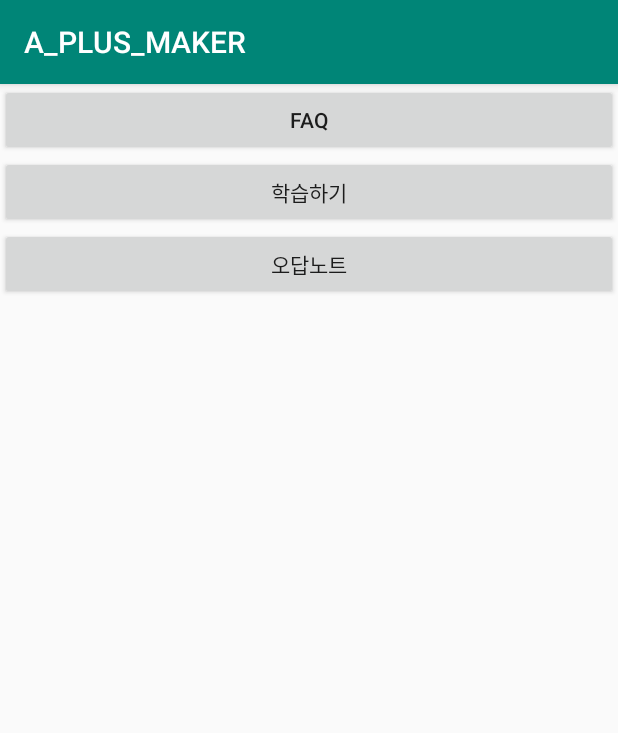
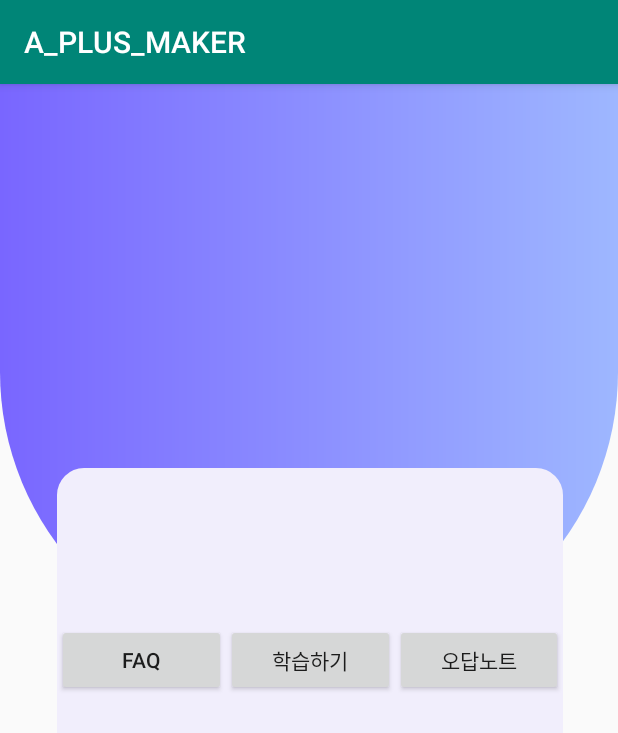
Before and after one commit to yunjaena/A-plus-maker, an Android app: the screen it shows after launch (MainActivity), on a phone screen of 412 x 824 dp. Shown: the top 733 px of the screen. Run offline under Robolectric (Android 15) with nearby library versions, the phone set to English and light mode, and no system bars.

Commit message:
Add gradient

```diff
--- a/aplusmaker/app/src/main/java/com/koreatehc/a_plus_maker/MainActivity.java
+++ b/aplusmaker/app/src/main/java/com/koreatehc/a_plus_maker/MainActivity.java
@@ -16,6 +16,7 @@ public class MainActivity extends AppCompatActivity {
     protected void onCreate(Bundle savedInstanceState) {
         super.onCreate(savedInstanceState);
         setContentView(R.layout.activity_main);
+        init();
     }
     public void init(){
         faqButton = (Button)findViewById(R.id.faq);
--- /dev/null
+++ b/aplusmaker/app/src/main/res/drawable/bg_rect_deep_violet_gradient.xml
@@ -0,0 +1,10 @@
+<?xml version="1.0" encoding="utf-8"?>
+<shape xmlns:android="http://schemas.android.com/apk/res/android"
+    android:shape="rectangle">
+
+    <gradient
+        android:endColor="@color/light_blue"
+        android:startColor="@color/deep_violet"
+        />
+
+</shape>
--- /dev/null
+++ b/aplusmaker/app/src/main/res/drawable/bg_rect_light_blue_radius_18.xml
@@ -0,0 +1,9 @@
+<?xml version="1.0" encoding="utf-8"?>
+<shape xmlns:android="http://schemas.android.com/apk/res/android"
+    android:shape="rectangle">
+    <corners
+        android:radius="18dp" />
+    <solid
+        android:color="@color/light_violet"/>
+
+</shape>
--- /dev/null
+++ b/aplusmaker/app/src/main/res/drawable/bg_triangle_deep_violet_gradient.xml
@@ -0,0 +1,18 @@
+<?xml version="1.0" encoding="utf-8"?>
+<layer-list xmlns:android="http://schemas.android.com/apk/res/android" >
+    <item>
+        <rotate
+            android:fromDegrees="30"
+            android:toDegrees="45"
+            android:pivotX="0%"
+            android:pivotY="100%" >
+            <shape
+                android:shape="rectangle" >
+                <gradient
+                    android:endColor="@color/violet"
+                    android:startColor="@color/light_blue"
+                    />
+            </shape>
+        </rotate>
+    </item>
+</layer-list>
--- /dev/null
+++ b/aplusmaker/app/src/main/res/drawable/bg_triangle_light_blue_gradient.xml
@@ -0,0 +1,14 @@
+<?xml version="1.0" encoding="utf-8"?>
+<shape xmlns:android="http://schemas.android.com/apk/res/android"
+    android:shape="rectangle">
+    <corners
+        android:radius="18dp"
+        android:bottomLeftRadius="200dp"
+        android:bottomRightRadius="200dp"
+        android:topLeftRadius="0dp"
+        android:topRightRadius="0dp"/>
+    <gradient
+        android:endColor="@color/light_blue"
+        android:startColor="@color/deep_violet"
+        />
+</shape>
--- a/aplusmaker/app/src/main/res/layout/activity_main.xml
+++ b/aplusmaker/app/src/main/res/layout/activity_main.xml
@@ -1,5 +1,5 @@
 <?xml version="1.0" encoding="utf-8"?>
-<LinearLayout xmlns:android="http://schemas.android.com/apk/res/android"
+<FrameLayout xmlns:android="http://schemas.android.com/apk/res/android"
     xmlns:app="http://schemas.android.com/apk/res-auto"
     xmlns:tools="http://schemas.android.com/tools"
     android:layout_width="match_parent"
@@ -7,11 +7,81 @@
     android:orientation="vertical"
     tools:context=".MainActivity">
 
+    <LinearLayout
+        android:layout_width="match_parent"
+        android:layout_height="match_parent"
+        android:orientation="vertical">
+
+        <LinearLayout
+            android:layout_width="match_parent"
+            android:layout_height="match_parent"
+            android:layout_weight="1"
+            android:background="@drawable/bg_rect_deep_violet_gradient">
+
+
+        </LinearLayout>
+
+        <LinearLayout
+            android:layout_width="match_parent"
+            android:layout_height="match_parent"
+            android:layout_weight="1"
+            android:background="@drawable/bg_triangle_light_blue_gradient"
+            android:orientation="horizontal">
+
+
+        </LinearLayout>
+
+        <LinearLayout
+            android:layout_width="match_parent"
+            android:layout_height="match_parent"
+            android:layout_weight="1">
+
+        </LinearLayout>
+
+        <LinearLayout
+            android:layout_width="match_parent"
+            android:layout_height="match_parent"
+            android:layout_weight="1"
+            android:orientation="horizontal">
+        </LinearLayout>
+    </LinearLayout>
+    <FrameLayout
+        android:layout_width="match_parent"
+        android:layout_height="match_parent">
+        <LinearLayout
+            android:layout_width="match_parent"
+            android:layout_height="match_parent"
+            android:orientation="vertical">
+            <LinearLayout
+                android:layout_width="match_parent"
+                android:layout_height="match_parent"
+                android:layout_weight="1">
+
+            </LinearLayout>
+            <LinearLayout
+                android:layout_width="match_parent"
+                android:layout_height="match_parent"
+                android:orientation="horizontal"
+                android:layout_weight="1">
+                <LinearLayout
+                    android:layout_width="match_parent"
+                    android:layout_height="match_parent"
+                    android:layout_weight="5">
+
+                </LinearLayout>
+                <LinearLayout
+                    android:layout_width="match_parent"
+                    android:layout_height="match_parent"
+                    android:orientation="horizontal"
+                    android:background="@drawable/bg_rect_light_blue_radius_18"
+                    android:layout_weight="1">
                     <Button
                         android:id="@+id/faq"
                         android:layout_width="match_parent"
                         android:layout_height="wrap_content"
                         android:onClick="onClickFAQButton"
+                        android:layout_gravity="center"
+                        android:layout_weight="1"
                         android:text="FAQ" />
 
                     <Button
@@ -19,6 +89,8 @@
                         android:layout_width="match_parent"
                         android:layout_height="wrap_content"
                         android:onClick="onClickStudyButton"
+                        android:layout_gravity="center"
+                        android:layout_weight="1"
                         android:text="학습하기" />
 
                     <Button
@@ -26,5 +98,25 @@
                         android:layout_width="match_parent"
                         android:layout_height="wrap_content"
                         android:onClick="onClickCheatButton"
+                        android:layout_gravity="center"
+                        android:layout_weight="1"
                         android:text="오답노트" />
+
                 </LinearLayout>
+                <LinearLayout
+                    android:layout_width="match_parent"
+                    android:layout_height="match_parent"
+                    android:layout_weight="5">
+
+                </LinearLayout>
+
+            </LinearLayout>
+            <LinearLayout
+                android:layout_width="match_parent"
+                android:layout_height="match_parent"
+                android:layout_weight="1">
+
+            </LinearLayout>
+        </LinearLayout>
+    </FrameLayout>
+</FrameLayout>
--- a/aplusmaker/app/src/main/res/values/styles.xml
+++ b/aplusmaker/app/src/main/res/values/styles.xml
@@ -8,4 +8,11 @@
         <item name="colorAccent">@color/colorAccent</item>
     </style>
 
+    <style name="Theme.HomeScreen" parent="android:Theme.Holo.NoActionBar.TranslucentDecor">
+        <item name="android:windowBackground">@android:color/transparent</item>
+        <item name="android:windowNoTitle">true</item>
+    </style>
+
+
+
 </resources>
```
Lines whose indentation alone changed are shown as unchanged.
